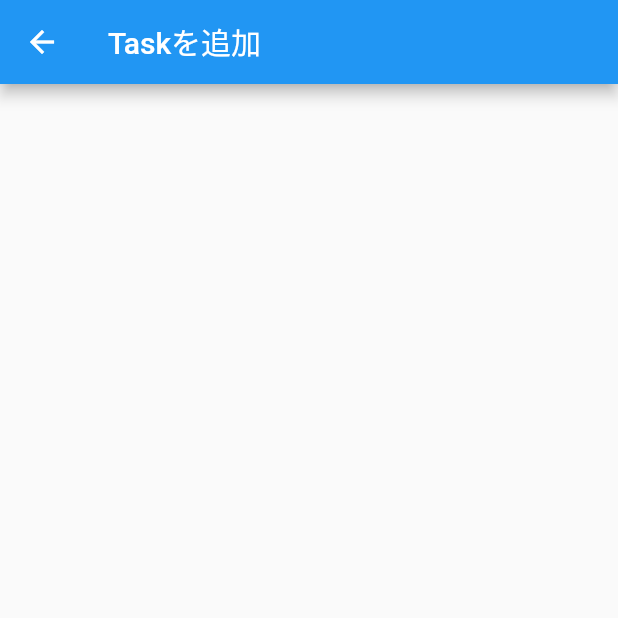
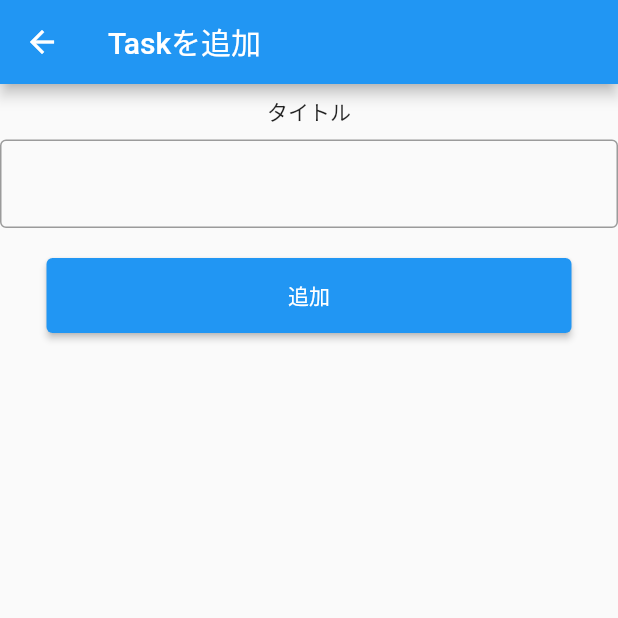
Before and after one commit to HikaruTokuda/flutter_web_todo, a Flutter app: the AddTaskPage screen opened directly, on a phone screen of 412 x 824 dp, the top half of it. Run offline on Flutter 3.47's test engine with Material 2 defaults, Android fonts, the phone set to English and light mode, and no system bars.

Commit message:
タスク追加画面のUIを実装

```diff
--- a/lib/pages/add_task_page.dart
+++ b/lib/pages/add_task_page.dart
@@ -14,6 +14,35 @@ class _AddTaskPageState extends State<AddTaskPage> {
       appBar: AppBar(
         title: Text('Taskを追加'),
       ),
+      body: Center(       // body内
+        child: Column(
+          children: [
+            Padding(
+              padding: const EdgeInsets.symmetric(vertical: 8.0),
+              child: Text('タイトル'),
+            ),
+            Container(
+              width: 588,
+                child: TextField(
+                  decoration: InputDecoration(
+                    border: OutlineInputBorder()
+                  ),
+                )
+            ),
+            Padding(
+              padding: const EdgeInsets.only(top: 20.0),
+              child: Container(
+                width: 350,
+                height: 50,
+                child: ElevatedButton(
+                    onPressed: () {},
+                    child: Text('追加')
+                ),
+              ),
+            )
+          ],
+        ),
+      ),
     );
   }
 }
```
